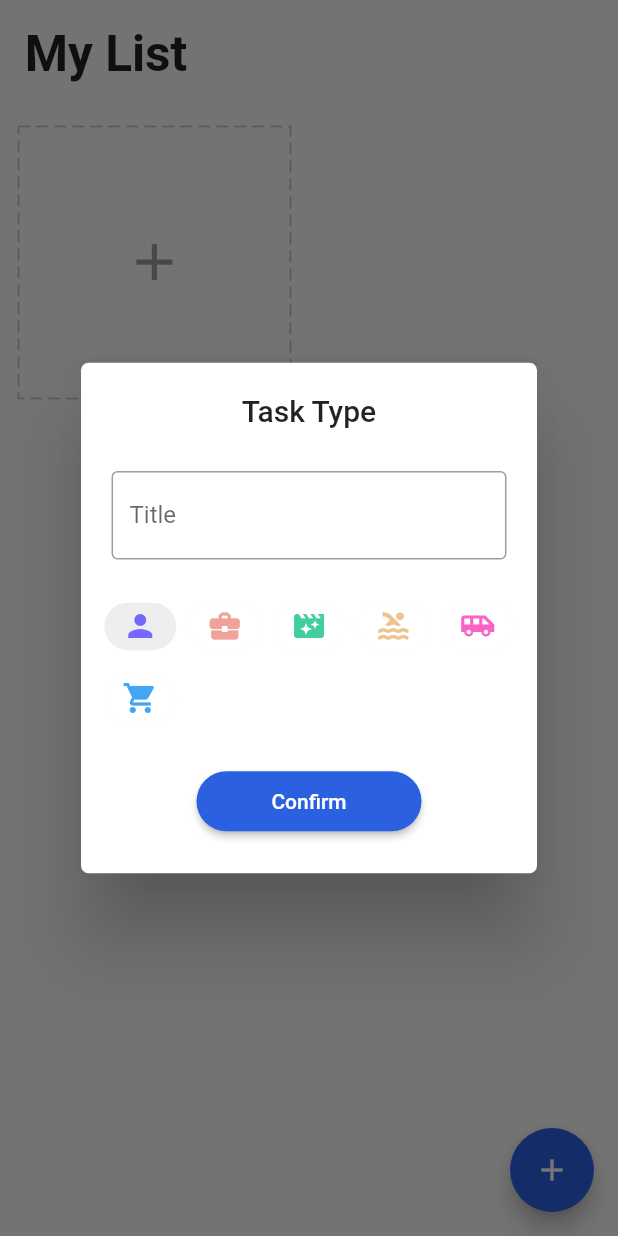
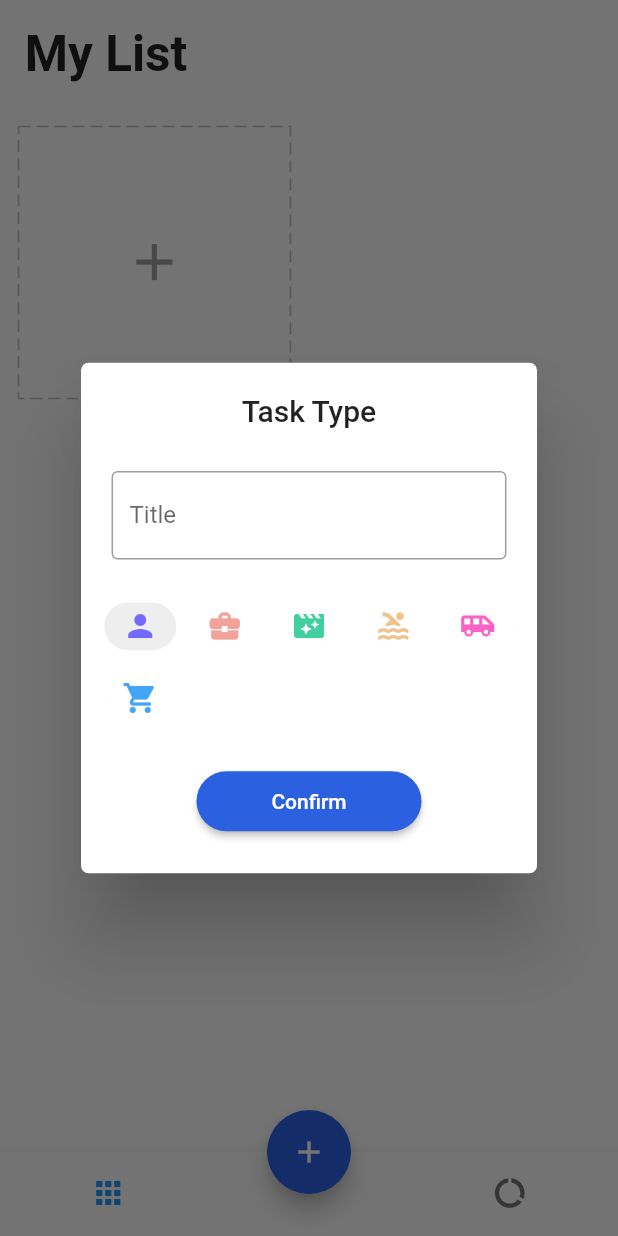
Before and after one commit to Dev2Web15/Webapp_Task_Manager, a Flutter app: the screen it shows after launch, after a tap on the "add" icon, on a phone screen of 412 x 824 dp. Run offline on Flutter 3.47's test engine with Material 2 defaults, Android fonts, the phone set to English and light mode, and no system bars; drawn by our look-alikes of dotted_border; our stand-ins replace equatable, flutter_easyloading, get, get_storage, step_progress_indicator.

Commit message:
update app

```diff
--- a/lib/app/modules/detail/view.dart
+++ b/lib/app/modules/detail/view.dart
@@ -4,6 +4,7 @@ import 'package:get/get.dart';
 import 'package:step_progress_indicator/step_progress_indicator.dart';
 import 'package:task_manager/app/core/utils/extensions.dart';
 import 'package:task_manager/app/modules/detail/widgets/doing_list.dart';
+import 'package:task_manager/app/modules/detail/widgets/done_list.dart';
 import '../home/controller.dart';
 
 class DetailPage extends StatelessWidget {
@@ -123,10 +124,10 @@ class DetailPage extends StatelessWidget {
                       }
                     },
                     icon: Icon(Icons.done),
-                  ),
+                  )
                 ),
                 validator: (value) {
-                  if (value == null || value.trim().isNotEmpty) {
+                  if (value == null || value.trim().isEmpty) {
                     return "Please enter your todo item";
                   }
                   return null;
@@ -134,6 +135,7 @@ class DetailPage extends StatelessWidget {
               ),
             ),
             DoingList(),
+            DoneList(),
           ],
         ),
       ),
--- a/lib/app/modules/home/view.dart
+++ b/lib/app/modules/home/view.dart
@@ -9,13 +9,19 @@ import 'package:task_manager/app/modules/home/widgets/add_card.dart';
 import 'package:task_manager/app/modules/home/widgets/add_dialog.dart';
 import 'package:task_manager/app/modules/home/widgets/task_card.dart';
 
+import '../report/view.dart';
+
 class HomePage extends GetView<HomeController> {
   const HomePage({Key? key}) : super(key: key);
 
   @override
   Widget build(BuildContext context) {
     return Scaffold(
-      body: SafeArea (
+      body: Obx(() =>
+        IndexedStack(
+          index: controller.tabIndex.value,
+          children: [
+            SafeArea (
             child: ListView(
               children: [
                 Padding(
@@ -54,6 +60,10 @@ class HomePage extends GetView<HomeController> {
               ],
             ),
           ),
+            ReportPage(),
+          ],
+        ),
+      ),
       floatingActionButton: DragTarget(
         builder: (_, __, ___) {
           return Obx(
@@ -75,6 +85,32 @@ class HomePage extends GetView<HomeController> {
           EasyLoading.showSuccess("Delete Successful");
         },
       ),
+      floatingActionButtonLocation: FloatingActionButtonLocation.centerDocked,
+      bottomNavigationBar: BottomNavigationBar(
+        onTap: (int index) => controller.changeTabIndex(index),
+        currentIndex: controller.tabIndex.value,
+        showSelectedLabels: false,
+          showUnselectedLabels: false,
+        items: [
+          BottomNavigationBarItem(
+            label: "Home",
+              icon: Padding(
+                padding: EdgeInsets.only(right: 15.0.wp),
+                child: Icon(
+                  Icons.apps,
+                ),
+              ),
+          ),
+          BottomNavigationBarItem(
+              label: "Report",
+              icon: Padding(
+                padding: EdgeInsets.only(left: 15.0.wp),
+                child: Icon(
+                  Icons.data_usage,
+                ),
+              ))
+        ],
+      ),
     );
   }
 }
--- a/lib/app/modules/home/widgets/task_card.dart
+++ b/lib/app/modules/home/widgets/task_card.dart
@@ -39,8 +39,8 @@ class TaskCard extends StatelessWidget {
           crossAxisAlignment: CrossAxisAlignment.start,
           children: [
             StepProgressIndicator(
-                totalSteps: 100,
-            currentStep: 80,
+                totalSteps: homeCtrl.isTodoEmpty(task) ? 1 : task.todos!.length,
+            currentStep: homeCtrl.isTodoEmpty(task) ? 0 : homeCtrl.getDoneTodo(task),
             size: 5,
             padding: 0,
             selectedGradientColor: LinearGradient(
--- /dev/null
+++ b/lib/app/modules/report/view.dart
@@ -0,0 +1,14 @@
+import 'package:flutter/material.dart';
+
+class ReportPage extends StatelessWidget {
+  ReportPage({Key? key}) : super(key: key);
+
+  @override
+  Widget build(BuildContext context) {
+    return Scaffold(
+      body: Center(
+        child: Text ("Report Page"),
+      ),
+    );
+  }
+}
```
Also changed, not shown: lib/app/modules/detail/widgets/doing_list.dart (+6 -2 lines), lib/app/modules/detail/widgets/done_list.dart (+65 -0 lines), lib/app/modules/home/controller.dart (+35 -1 lines), 1 other file. Lines whose indentation alone changed are shown as unchanged.
